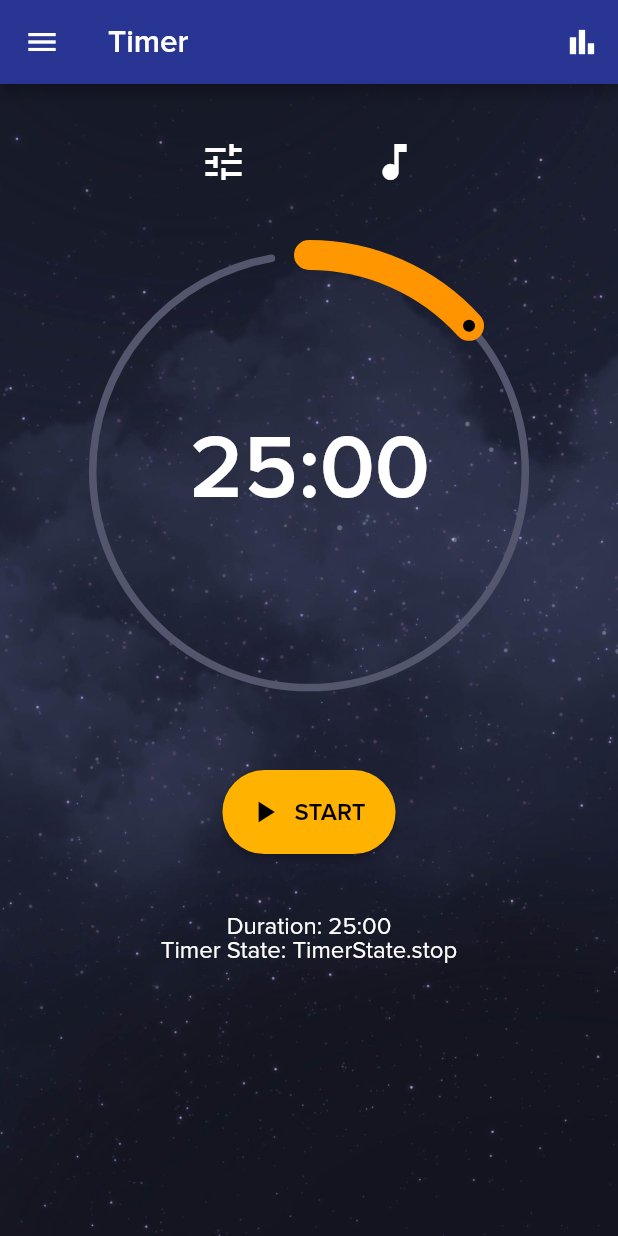
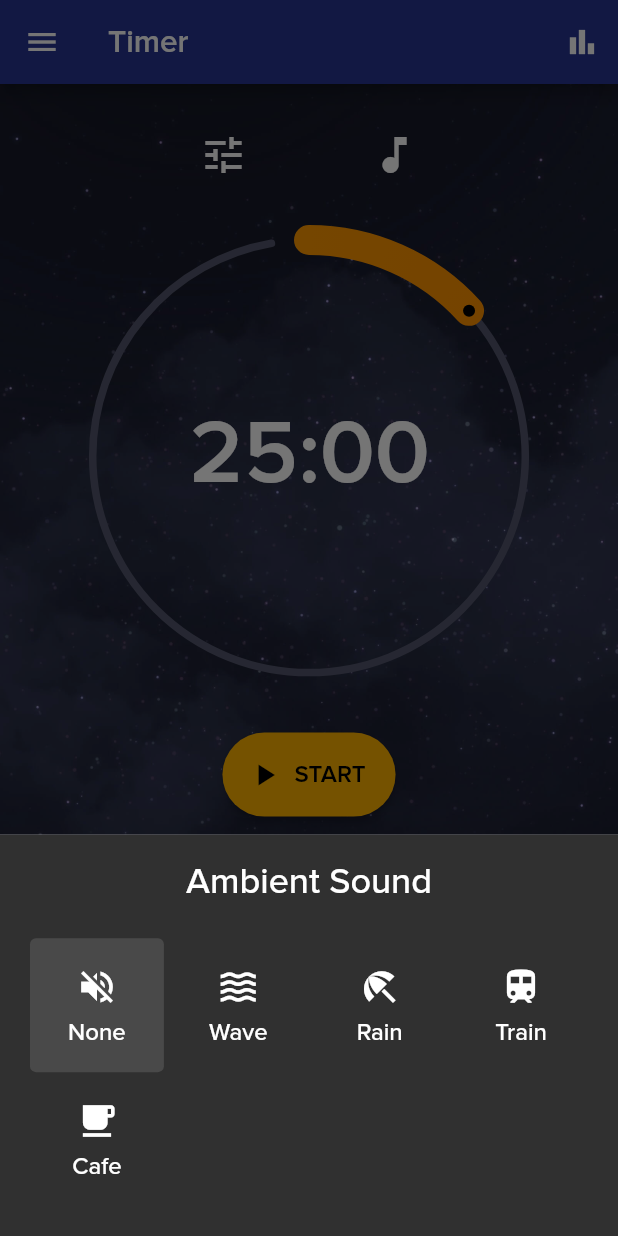
Before and after one commit to AnsonH/comp4521_gp4_accelyst, a Flutter app: the screen it shows after launch, after a tap on the "music note" icon, on a phone screen of 412 x 824 dp. Run offline on Flutter 3.47's test engine with Material 2 defaults, Android fonts, the light colour scheme and no system bars; drawn by our look-alikes of sleek_circular_slider; our stand-ins replace audioplayers, flutter_spinkit, image_picker, photo_view, reorderable_grid_view, syncfusion_flutter_calendar; project files that could hold a hidden picture were left out.

Commit message:
Timer - Ambient sound player

````diff
--- /dev/null
+++ b/lib/models/timer/ambient_sound.dart
@@ -0,0 +1,51 @@
+import 'package:flutter/material.dart';
+
+class AmbientSound {
+  final String label;
+  final IconData icon;
+
+  /// Path to the audio file in `assets/` folder.
+  ///
+  /// If the file is stored in `assets/audio/foo.mp3`, [assetPath] should equal to
+  /// `"audio/foo.mp3"`.
+  final String assetPath;
+
+  /// Sound volume from 0.0 to 1.0.
+  final double volume;
+
+  const AmbientSound({
+    required this.label,
+    required this.icon,
+    required this.assetPath,
+    this.volume = 1.0,
+  });
+}
+
+const ambientSounds = <AmbientSound>[
+  AmbientSound(
+    label: "None",
+    icon: Icons.volume_off,
+    assetPath: "",
+  ),
+  AmbientSound(
+    label: "Wave",
+    icon: Icons.waves,
+    assetPath: "audio/waves.mp3",
+    volume: 0.5,
+  ),
+  AmbientSound(
+    label: "Rain",
+    icon: Icons.beach_access,
+    assetPath: "audio/rain.mp3",
+  ),
+  AmbientSound(
+    label: "Train",
+    icon: Icons.train,
+    assetPath: "audio/train.mp3",
+  ),
+  AmbientSound(
+    label: "Cafe",
+    icon: Icons.free_breakfast,
+    assetPath: "audio/cafe.mp3",
+  ),
+];
--- /dev/null
+++ b/lib/screens/timer/ambient_bottom_sheet.dart
@@ -0,0 +1,89 @@
+import 'package:comp4521_gp4_accelyst/models/timer/ambient_sound.dart';
+import 'package:comp4521_gp4_accelyst/utils/constants/theme_data.dart';
+import 'package:flutter/material.dart';
+
+class AmbientBottomSheet extends StatefulWidget {
+  /// Initial index of ambient sound to be selected.
+  final int initialIndex;
+
+  /// Additional callback after user presses a button.
+  final void Function(int) onPressed;
+
+  const AmbientBottomSheet({
+    Key? key,
+    required this.initialIndex,
+    required this.onPressed,
+  }) : super(key: key);
+
+  @override
+  State<AmbientBottomSheet> createState() => _AmbientBottomSheetState();
+}
+
+class _AmbientBottomSheetState extends State<AmbientBottomSheet> {
+  late int activeIndex;
+
+  @override
+  void initState() {
+    super.initState();
+    activeIndex = widget.initialIndex;
+  }
+
+  @override
+  Widget build(BuildContext context) {
+    return Theme(
+      data: darkThemeData(context),
+      child: Material(
+        child: Container(
+          padding: const EdgeInsets.all(20),
+          child: Column(
+            mainAxisSize: MainAxisSize.min,
+            children: [
+              const Text(
+                "Ambient Sound",
+                style: TextStyle(
+                  fontSize: 24,
+                  fontWeight: FontWeight.w500,
+                ),
+              ),
+              const SizedBox(height: 25),
+              GridView(
+                shrinkWrap: true,
+                physics: const NeverScrollableScrollPhysics(), // Disable scroll
+                children: ambientSounds.map((sound) {
+                  int index =
+                      ambientSounds.indexWhere((e) => sound.label == e.label);
+                  return TextButton(
+                    onPressed: () {
+                      setState(() => activeIndex = index);
+                      widget.onPressed(activeIndex);
+                    },
+                    child: Column(
+                      mainAxisAlignment: MainAxisAlignment.center,
+                      children: [
+                        Icon(
+                          sound.icon,
+                          size: 28,
+                        ),
+                        const SizedBox(height: 8),
+                        Text(sound.label),
+                      ],
+                    ),
+                    style: TextButton.styleFrom(
+                      primary: Colors.white,
+                      backgroundColor:
+                          index == activeIndex ? Colors.white12 : null,
+                    ),
+                  );
+                }).toList(),
+                gridDelegate: const SliverGridDelegateWithFixedCrossAxisCount(
+                  crossAxisCount: 4,
+                  crossAxisSpacing: 5,
+                ),
+              ),
+            ],
+          ),
+        ),
+      ),
+    );
+  }
+}
--- a/lib/screens/timer/timer.dart
+++ b/lib/screens/timer/timer.dart
@@ -1,5 +1,8 @@
 import 'dart:ui';
+import 'package:comp4521_gp4_accelyst/models/timer/ambient_sound.dart';
+import 'package:comp4521_gp4_accelyst/screens/timer/ambient_bottom_sheet.dart';
 import 'package:comp4521_gp4_accelyst/utils/constants/theme_data.dart';
+import 'package:comp4521_gp4_accelyst/utils/services/audio_player_service.dart';
 import 'package:comp4521_gp4_accelyst/utils/time_utils.dart';
 import 'package:comp4521_gp4_accelyst/widgets/core/nav_drawer.dart';
 import 'package:comp4521_gp4_accelyst/widgets/timer/circular_timer.dart';
@@ -32,38 +35,56 @@ class Timer extends StatefulWidget {
 
 class _TimerState extends State<Timer> {
   int durationSecs = 25 * 60;
-  TimerState _timerState = TimerState.stop;
+  TimerState timerState = TimerState.stop;
+  int ambientIndex = 0;
 
-  final _controller = CircularTimerController();
+  final _audioPlayer = AudioPlayerService();
+  final _timerController = CircularTimerController();
 
   void _startTimer() {
-    setState(() => _timerState = TimerState.resume);
-    _controller.start();
+    setState(() => timerState = TimerState.resume);
+    _timerController.start();
   }
 
   void _pauseTimer() {
-    setState(() => _timerState = TimerState.pause);
-    _controller.pause();
+    setState(() => timerState = TimerState.pause);
+    _timerController.pause();
   }
 
   void _resumeTimer() {
-    setState(() => _timerState = TimerState.resume);
-    _controller.resume();
+    setState(() => timerState = TimerState.resume);
+    _timerController.resume();
   }
 
   void _resetTimer({int? duration}) {
-    setState(() => _timerState = TimerState.stop);
-    _controller.reset(duration: duration ?? durationSecs);
+    setState(() => timerState = TimerState.stop);
+    _timerController.reset(duration: duration ?? durationSecs);
   }
 
   void _onTimerComplete() {
     // TODO: Alert the user with sounds & notifications
-    setState(() => _timerState = TimerState.complete);
+    setState(() => timerState = TimerState.complete);
   }
 
   void _stopAlarmOnComplete() {
     // TODO: Stop the alarm sound
     _resetTimer();
+  }
+
+  void _playAmbientSound(int index) {
+    final String assetPath = ambientSounds[index].assetPath;
+
+    if (assetPath == "") {
+      _audioPlayer.stop();
+    } else {
+      _audioPlayer.playAsset(
+        assetPath,
+        loop: true,
+        volume: ambientSounds[index].volume,
+      );
+    }
+
+    setState(() => ambientIndex = index);
   }
 
   void _showResetTimerDialog() {
@@ -124,6 +145,7 @@ class _TimerState extends State<Timer> {
         drawer: const NavDrawer(),
         drawerEdgeDragWidth: MediaQuery.of(context).size.width * 0.4,
         body: Container(
+          padding: const EdgeInsets.fromLTRB(25, 15, 25, 0),
           decoration: const BoxDecoration(
             image: DecorationImage(
               image: AssetImage("assets/timer_bg_wallpaper.jpg"),
@@ -132,28 +154,33 @@ class _TimerState extends State<Timer> {
           ),
           child: Column(
             children: [
-              const SizedBox(height: 20),
               Row(
                 mainAxisAlignment: MainAxisAlignment.center,
                 children: [
                   TimerIconButton(
                     icon: Icons.tune,
-                    onPressed: _timerState != TimerState.stop ? null : () {},
+                    onPressed: timerState == TimerState.stop ? () {} : null,
                   ),
                   const SizedBox(width: 50),
                   TimerIconButton(
                     icon: Icons.music_note,
-                    onPressed: () {},
+                    onPressed: () => showModalBottomSheet(
+                      context: context,
+                      builder: (context) => AmbientBottomSheet(
+                        initialIndex: ambientIndex,
+                        onPressed: (index) => _playAmbientSound(index),
+                      ),
+                    ),
                   ),
                 ],
               ),
-              const SizedBox(height: 20),
+              const SizedBox(height: 15),
               // TODO: Use `Stack` to add additional labels on top of the timer text
               Stack(
                 alignment: AlignmentDirectional.center,
                 children: <Widget>[
                   Offstage(
-                    offstage: _timerState != TimerState.stop,
+                    offstage: timerState != TimerState.stop,
                     // https://pub.dev/packages/sleek_circular_slider
                     child: SleekCircularSlider(
                       min: 10, // in minutes
@@ -197,13 +224,13 @@ class _TimerState extends State<Timer> {
                     ),
                   ),
                   Offstage(
-                    offstage: _timerState == TimerState.stop,
+                    offstage: timerState == TimerState.stop,
                     // https://pub.dev/packages/circular_countdown_timer/example
                     child: Column(
                       children: [
                         const SizedBox(height: sliderWidth / 2),
                         CircularTimer(
-                          controller: _controller,
+                          controller: _timerController,
                           duration: durationSecs,
                           size: timerSize,
                           fillColor: fillColor,
@@ -217,18 +244,35 @@ class _TimerState extends State<Timer> {
                   ),
                 ],
               ),
-              const SizedBox(height: 45),
+              const SizedBox(height: 30),
               TimerControls(
-                state: _timerState,
+                state: timerState,
                 onPressedStart: _startTimer,
                 onPressedPause: _pauseTimer,
                 onPressedResume: _resumeTimer,
                 onPressedReset: _showResetTimerDialog,
                 onPressedStopAlarm: _stopAlarmOnComplete,
               ),
-              const SizedBox(height: 40),
-              Text("Duration: ${constructTime(durationSecs)}"),
-              Text("Timer State: ${_timerState.toString()}")
+              const SizedBox(height: 25),
+              const Divider(
+                thickness: 1,
+                height: 20,
+                color: Color.fromARGB(255, 83, 86, 108),
+              ),
+              Column(
+                crossAxisAlignment: CrossAxisAlignment.stretch,
+                children: [
+                  const Text(
+                    "Upcoming To-dos",
+                    style: TextStyle(
+                      fontWeight: FontWeight.w600,
+                      fontSize: 19,
+                    ),
+                  ),
+                  const SizedBox(height: 10),
+                  Text("Timer State: ${timerState.toString()}")
+                ],
+              ),
             ],
           ),
         ),
--- /dev/null
+++ b/lib/utils/services/audio_player_service.dart
@@ -0,0 +1,45 @@
+import 'package:audioplayers/audioplayers.dart';
+
+/// A helper class for audio playback.
+class AudioPlayerService {
+  late AudioPlayer _audioPlayer;
+
+  /// The [AudioCache] class helps us play local assets stored in the `assets/` folder.
+  late AudioCache _audioCache;
+
+  /// Creates a new instance of a helper class for audio playback.
+  AudioPlayerService() {
+    _audioPlayer = AudioPlayer();
+    _audioCache = AudioCache(fixedPlayer: _audioPlayer);
+  }
+
+  /// Plays a local asset audio file.
+  ///
+  /// Suppose your audio file is stored in `assets/audio/foo.mp3`.
+  /// 1. Update `pubspec.yaml`:
+  ///    ```yaml
+  ///    flutter:
+  ///      assets:
+  ///        - assets/audio/
+  ///    ```
+  /// 2. Pass `"audio/foo.mp3"` to [assetPath]. For example:
+  ///    ```dart
+  ///    final audioPlayer = AudioPlayerService();
+  ///    audioPlayer.playAsset("audio/foo.mp3");
+  ///    ```
+  void playAsset(
+    String assetPath, {
+    bool loop = false,
+    double volume = 1.0,
+  }) {
+    if (loop) {
+      _audioCache.loop(assetPath, volume: volume);
+    } else {
+      _audioCache.play(assetPath, volume: volume);
+    }
+  }
+
+  void stop() {
+    _audioPlayer.stop();
+  }
+}
--- a/pubspec.yaml
+++ b/pubspec.yaml
@@ -41,6 +41,7 @@ dependencies:
   provider: ^6.0.2
   animations: ^2.0.2
   reorderable_grid_view: ^2.2.2
+  audioplayers: ^0.20.1
 
 dependency_overrides:
   # `photo_view` throws "Looking up a deactivated widget's ancestor is unsafe" error when closing the gallery.
@@ -77,7 +78,8 @@ flutter:
 
   # To add assets to your application, add an assets section, like this:
   assets:
-    - assets/
+    - assets/timer_bg_wallpaper.jpg
+    - assets/audio/
 
   # An image asset can refer to one or more resolution-specific "variants", see
   # https://flutter.dev/assets-and-images/#resolution-aware.
````
Also changed, not shown: lib/widgets/timer/icon_button.dart (+6 -3 lines), pubspec.lock, 7 other files.
